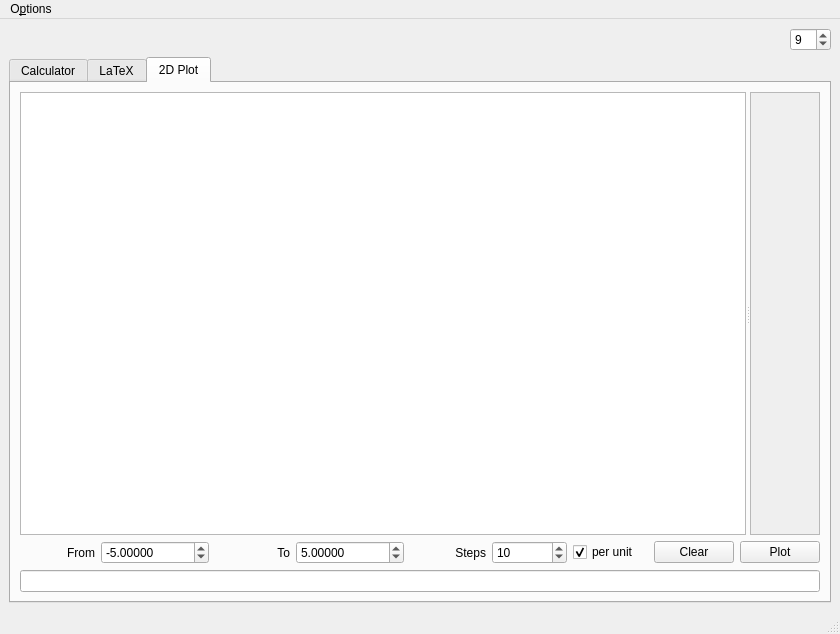
Before: the Qt Designer form AMaDiAUI.ui in AstusRush/AMaDiA, drawn with Qt 5.
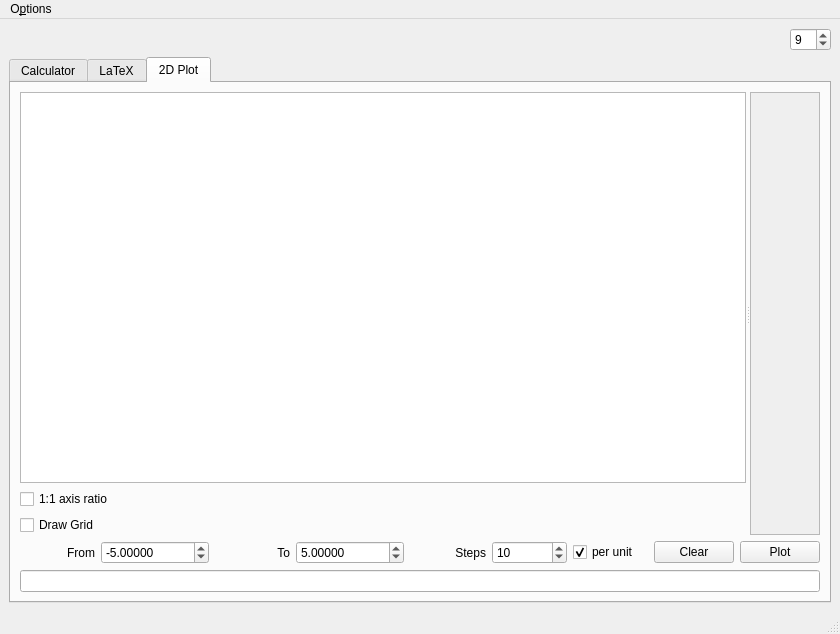
After: the same form once the commit is applied. The open tabs and pages were chosen to show the change. Custom widgets are drawn as their Qt base class.

Commit message:
Tab 3 now works
Added everything to plot functions
(Beware the new bugs in addition to the old ones!)

The edit to the form file:
```diff
--- a/AMaDiAUI.ui
+++ b/AMaDiAUI.ui
@@ -230,6 +230,13 @@
             </property>
             <widget class="QWidget" name="layoutWidget">
              <layout class="QGridLayout" name="Tab_3_2D_Plot_gridLayout">
+              <item row="1" column="0">
+               <widget class="QCheckBox" name="Tab_3_2D_Plot_Axis_ratio_Checkbox">
+                <property name="text">
+                 <string>1:1 axis ratio</string>
+                </property>
+               </widget>
+              </item>
               <item row="0" column="0" colspan="5">
                <widget class="QListWidget" name="Tab_3_2D_Plot_History">
                 <property name="sizePolicy">
@@ -240,6 +247,13 @@
                 </property>
                </widget>
               </item>
+              <item row="2" column="0">
+               <widget class="QCheckBox" name="Tab_3_2D_Plot_Draw_Grid_Checkbox">
+                <property name="text">
+                 <string>Draw Grid</string>
+                </property>
+               </widget>
+              </item>
              </layout>
             </widget>
             <widget class="QScrollArea" name="Tab_3_2D_Plot_ScrollArea">
```
The commit also changes 3 other files.
